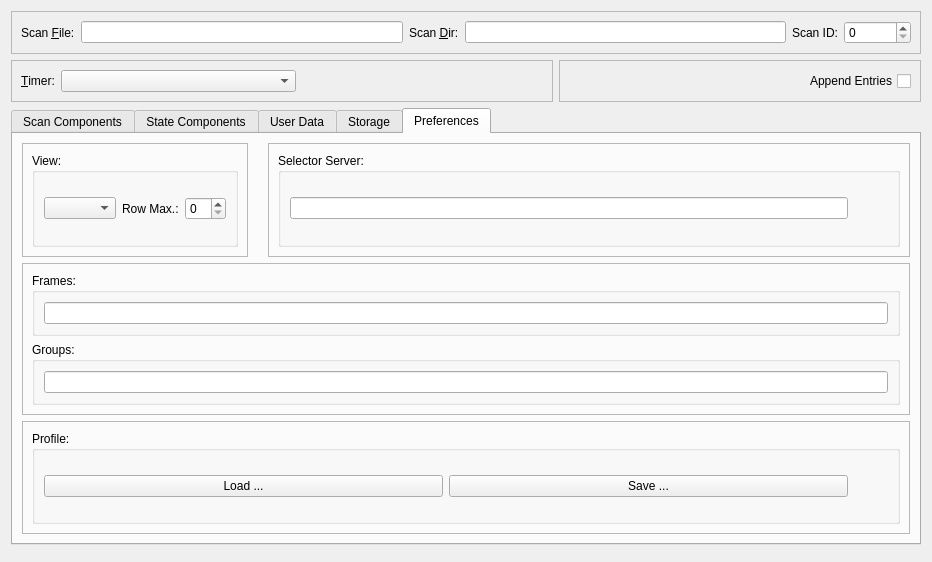
Qt form nxselector/ui/selector.ui (nexdatas/nxselector) before a commit.
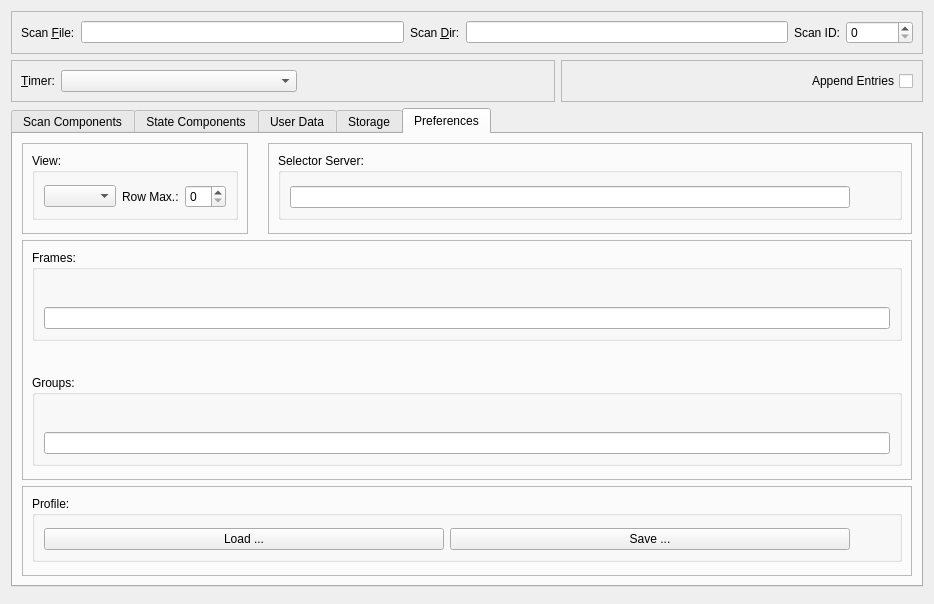
The same form after that commit. The open tabs and pages were chosen to show the change.

Commit message: fixing layout spacers

```diff
--- a/nxselector/ui/selector.ui
+++ b/nxselector/ui/selector.ui
@@ -6,8 +6,8 @@
    <rect>
     <x>0</x>
     <y>0</y>
-    <width>932</width>
-    <height>562</height>
+    <width>934</width>
+    <height>604</height>
    </rect>
   </property>
   <property name="windowTitle">
@@ -562,26 +562,87 @@
                  <string>Frames:</string>
                 </property>
                 <layout class="QGridLayout" name="gridLayout_12">
-                 <item row="0" column="0">
+                 <item row="1" column="0">
                   <widget class="QLineEdit" name="frameLineEdit"/>
                  </item>
+                 <item row="0" column="0">
+                  <spacer name="verticalSpacer_19">
+                   <property name="orientation">
+                    <enum>Qt::Vertical</enum>
+                   </property>
+                   <property name="sizeType">
+                    <enum>QSizePolicy::Maximum</enum>
+                   </property>
+                   <property name="sizeHint" stdset="0">
+                    <size>
+                     <width>20</width>
+                     <height>40</height>
+                    </size>
+                   </property>
+                  </spacer>
+                 </item>
                 </layout>
                </widget>
               </item>
+              <item>
+               <spacer name="verticalSpacer_9">
+                <property name="orientation">
+                 <enum>Qt::Vertical</enum>
+                </property>
+                <property name="sizeType">
+                 <enum>QSizePolicy::Maximum</enum>
+                </property>
+                <property name="sizeHint" stdset="0">
+                 <size>
+                  <width>20</width>
+                  <height>40</height>
+                 </size>
+                </property>
+               </spacer>
+              </item>
               <item>
                <widget class="QGroupBox" name="groupBox_5">
                 <property name="title">
                  <string>Groups:</string>
                 </property>
                 <layout class="QGridLayout" name="gridLayout_13">
-                 <item row="0" column="0">
+                 <item row="1" column="0">
                   <widget class="QLineEdit" name="groupLineEdit"/>
                  </item>
+                 <item row="0" column="0">
+                  <spacer name="verticalSpacer_20">
+                   <property name="orientation">
+                    <enum>Qt::Vertical</enum>
+                   </property>
+                   <property name="sizeType">
+                    <enum>QSizePolicy::Maximum</enum>
+                   </property>
+                   <property name="sizeHint" stdset="0">
+                    <size>
+                     <width>20</width>
+                     <height>40</height>
+                    </size>
+                   </property>
+                  </spacer>
+                 </item>
                 </layout>
                </widget>
               </item>
              </layout>
             </item>
+            <item row="1" column="0">
+             <spacer name="verticalSpacer_8">
+              <property name="orientation">
+               <enum>Qt::Vertical</enum>
+              </property>
+              <property name="sizeHint" stdset="0">
+               <size>
+                <width>20</width>
+                <height>40</height>
+               </size>
+              </property>
+             </spacer>
+            </item>
            </layout>
           </widget>
          </item>
@@ -620,22 +681,54 @@
                     <string>View:</string>
                    </property>
                    <layout class="QGridLayout" name="gridLayout_11">
-                    <item row="0" column="0">
+                    <item row="1" column="0">
                      <widget class="QComboBox" name="viewComboBox"/>
                     </item>
-                    <item row="0" column="2">
+                    <item row="1" column="2">
                      <widget class="QLabel" name="rowMaxLabel">
                       <property name="text">
                        <string>Row Max.:</string>
                       </property>
                      </widget>
                     </item>
-                    <item row="0" column="3">
+                    <item row="1" column="3">
                      <widget class="QSpinBox" name="rowMaxSpinBox"/>
                     </item>
+                    <item row="0" column="0">
+                     <spacer name="verticalSpacer_17">
+                      <property name="orientation">
+                       <enum>Qt::Vertical</enum>
+                      </property>
+                      <property name="sizeType">
+                       <enum>QSizePolicy::Maximum</enum>
+                      </property>
+                      <property name="sizeHint" stdset="0">
+                       <size>
+                        <width>20</width>
+                        <height>40</height>
+                       </size>
+                      </property>
+                     </spacer>
+                    </item>
                    </layout>
                   </widget>
                  </item>
+                 <item row="1" column="0">
+                  <spacer name="verticalSpacer_12">
+                   <property name="orientation">
+                    <enum>Qt::Vertical</enum>
+                   </property>
+                   <property name="sizeType">
+                    <enum>QSizePolicy::Maximum</enum>
+                   </property>
+                   <property name="sizeHint" stdset="0">
+                    <size>
+                     <width>20</width>
+                     <height>40</height>
+                    </size>
+                   </property>
+                  </spacer>
+                 </item>
                 </layout>
                </widget>
               </item>
@@ -670,7 +763,7 @@
                     <string>Selector Server:</string>
                    </property>
                    <layout class="QGridLayout" name="gridLayout_15">
-                    <item row="0" column="0">
+                    <item row="1" column="0">
                      <layout class="QHBoxLayout" name="horizontalLayout">
                       <item>
                        <widget class="QLineEdit" name="devSettingsLineEdit"/>
@@ -693,9 +786,41 @@
                       </item>
                      </layout>
                     </item>
+                    <item row="0" column="0">
+                     <spacer name="verticalSpacer_18">
+                      <property name="orientation">
+                       <enum>Qt::Vertical</enum>
+                      </property>
+                      <property name="sizeType">
+                       <enum>QSizePolicy::Maximum</enum>
+                      </property>
+                      <property name="sizeHint" stdset="0">
+                       <size>
+                        <width>20</width>
+                        <height>40</height>
+                       </size>
+                      </property>
+                     </spacer>
+                    </item>
                    </layout>
                   </widget>
                  </item>
+                 <item row="1" column="1">
+                  <spacer name="verticalSpacer_13">
+                   <property name="orientation">
+                    <enum>Qt::Vertical</enum>
+                   </property>
+                   <property name="sizeType">
+                    <enum>QSizePolicy::Maximum</enum>
+                   </property>
+                   <property name="sizeHint" stdset="0">
+                    <size>
+                     <width>20</width>
+                     <height>40</height>
+                    </size>
+                   </property>
+                  </spacer>
+                 </item>
                 </layout>
                </widget>
               </item>
@@ -713,38 +838,74 @@
             <enum>QFrame::Raised</enum>
            </property>
            <layout class="QGridLayout" name="gridLayout_17">
+            <item row="1" column="0">
+             <spacer name="verticalSpacer_21">
+              <property name="orientation">
+               <enum>Qt::Vertical</enum>
+              </property>
+              <property name="sizeType">
+               <enum>QSizePolicy::Maximum</enum>
+              </property>
+              <property name="sizeHint" stdset="0">
+               <size>
+                <width>20</width>
+                <height>40</height>
+               </size>
+              </property>
+             </spacer>
+            </item>
             <item row="0" column="0">
              <widget class="QGroupBox" name="groupBox_2">
               <property name="title">
                <string>Profile:</string>
               </property>
-              <layout class="QHBoxLayout" name="horizontalLayout_7">
-               <item>
-                <widget class="QPushButton" name="profLoadPushButton">
-                 <property name="text">
-                  <string>Load ...</string>
-                 </property>
-                </widget>
+              <layout class="QGridLayout" name="gridLayout_7">
+               <item row="1" column="0">
+                <layout class="QHBoxLayout" name="horizontalLayout_7">
+                 <item>
+                  <widget class="QPushButton" name="profLoadPushButton">
+                   <property name="text">
+                    <string>Load ...</string>
+                   </property>
+                  </widget>
+                 </item>
+                 <item>
+                  <widget class="QPushButton" name="profSavePushButton">
+                   <property name="text">
+                    <string>Save ...</string>
+                   </property>
+                  </widget>
+                 </item>
+                 <item>
+                  <spacer name="horizontalSpacer_5">
+                   <property name="orientation">
+                    <enum>Qt::Horizontal</enum>
+                   </property>
+                   <property name="sizeType">
+                    <enum>QSizePolicy::Minimum</enum>
+                   </property>
+                   <property name="sizeHint" stdset="0">
+                    <size>
+                     <width>40</width>
+                     <height>20</height>
+                    </size>
+                   </property>
+                  </spacer>
+                 </item>
+                </layout>
                </item>
-               <item>
-                <widget class="QPushButton" name="profSavePushButton">
-                 <property name="text">
-                  <string>Save ...</string>
-                 </property>
-                </widget>
-               </item>
-               <item>
-                <spacer name="horizontalSpacer_5">
+               <item row="0" column="0">
+                <spacer name="verticalSpacer_14">
                  <property name="orientation">
-                  <enum>Qt::Horizontal</enum>
+                  <enum>Qt::Vertical</enum>
                  </property>
                  <property name="sizeType">
-                  <enum>QSizePolicy::Minimum</enum>
+                  <enum>QSizePolicy::Maximum</enum>
                  </property>
                  <property name="sizeHint" stdset="0">
                   <size>
-                   <width>40</width>
-                   <height>20</height>
+                   <width>20</width>
+                   <height>40</height>
                   </size>
                  </property>
                 </spacer>
```
Left out of the diff: 114 changed lines with no effect on the pictures.
